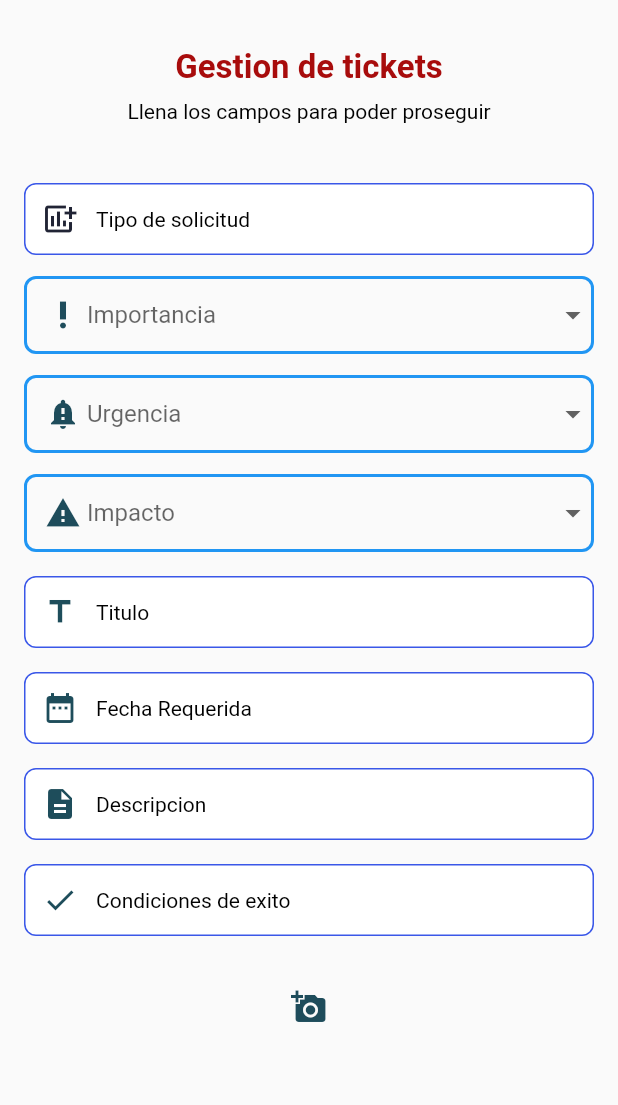
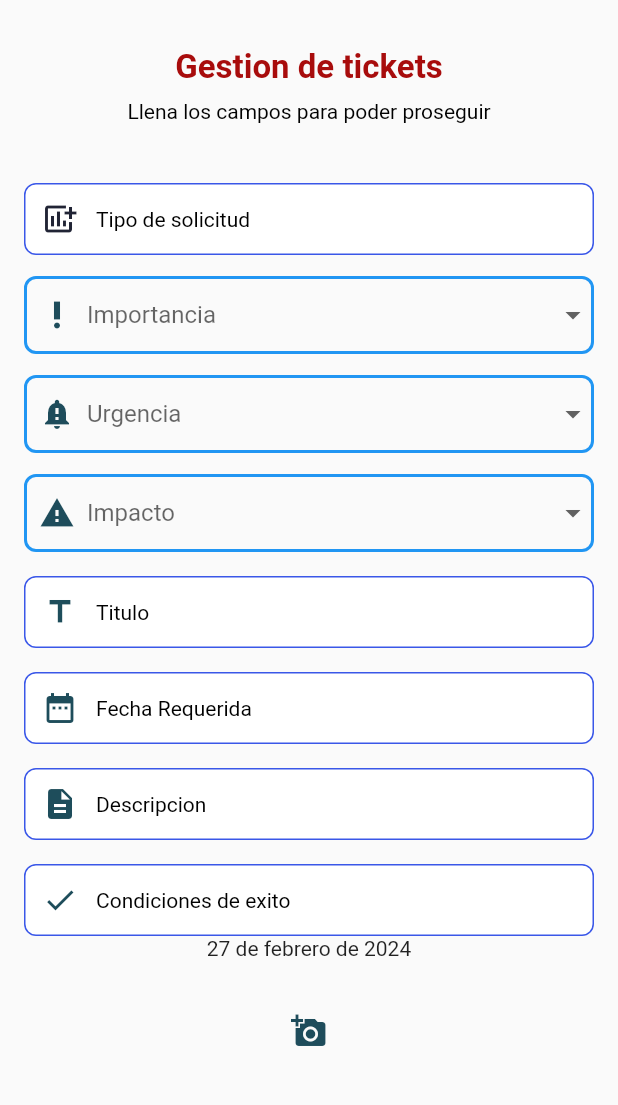
Before and after one commit to mdssistemas/gestorDeTickets, a Flutter app: the screen it shows after launch, on a phone screen of 412 x 824 dp, the part 84-1189 px from its top. Run offline on Flutter 3.47's test engine with Material 2 defaults, Android fonts, the phone set to English and light mode, and no system bars; statements that could not run were skipped.

Commit message:
Listas dropdown modificadas

```diff
--- a/lib/main.dart
+++ b/lib/main.dart
@@ -1,4 +1,5 @@
 import 'package:flutter/material.dart';
+import 'package:intl/intl.dart';
 
 void main() {
   runApp(MyApp());
@@ -11,6 +12,7 @@ class MyApp extends StatefulWidget {
 
 class _MyAppState extends State<MyApp> {
   String? _selectedValue = null;
+  DateTime desde = DateTime.now();
 
   List<DropdownMenuItem<String>> get dropdownItems {
     return [
@@ -139,20 +141,21 @@ class _MyAppState extends State<MyApp> {
                         child: DropdownButtonFormField<String>(
                           value: _selectedValue,
                           items: dropdownItems,
+                          isDense: false,
                           onChanged: (String? value) {
                             setState(() {
                               _selectedValue = value;
                             });
                           },
                           decoration: InputDecoration(
-                            contentPadding: EdgeInsets.symmetric(horizontal: 16.0),
+                            contentPadding: const EdgeInsets.symmetric(horizontal: 10),
                             hintText: _selectedValue == null ? 'Importancia' : null,
                             border: InputBorder.none,
-                            prefixIcon: Padding(
-                              padding: const EdgeInsetsDirectional.only(start: 8.0),
+                            prefixIcon: const Padding(
+                              padding: EdgeInsetsDirectional.only(start: 0),
                               child: Icon(Icons.priority_high, color: Color(0xff2124352), size: 24,),
                             ),
-                            prefixIconConstraints: BoxConstraints(
+                            prefixIconConstraints: const BoxConstraints(
                               minWidth: 40,
                               minHeight: 24,
                             ),
@@ -174,17 +177,18 @@ class _MyAppState extends State<MyApp> {
                         child: DropdownButtonFormField<String>(
                           value: _selectedValue,
                           items: dropdownItems,
+                          isDense: false,
                           onChanged: (String? value) {
                             setState(() {
                               _selectedValue = value;
                             });
                           },
                           decoration: InputDecoration(
-                            contentPadding: EdgeInsets.symmetric(horizontal: 16.0),
+                            contentPadding: EdgeInsets.symmetric(horizontal: 10),
                             hintText: _selectedValue == null ? 'Urgencia' : null,
                             border: InputBorder.none,
                             prefixIcon: Padding(
-                              padding: const EdgeInsetsDirectional.only(start: 8.0),
+                              padding: const EdgeInsetsDirectional.only(start: 0),
                               child: Icon(Icons.notification_important, color: Color(0xff2124352), size: 24,),
                             ),
                             prefixIconConstraints: BoxConstraints(
@@ -209,17 +213,18 @@ class _MyAppState extends State<MyApp> {
                         child: DropdownButtonFormField<String>(
                           value: _selectedValue,
                           items: dropdownItems,
+                          isDense: false,
                           onChanged: (String? value) {
                             setState(() {
                               _selectedValue = value;
                             });
                           },
                           decoration: InputDecoration(
-                            contentPadding: EdgeInsets.symmetric(horizontal: 16.0),
+                            contentPadding: EdgeInsets.symmetric(horizontal: 10.0),
                             hintText: _selectedValue == null ? 'Impacto' : null,
                             border: InputBorder.none,
                             prefixIcon: Padding(
-                              padding: const EdgeInsetsDirectional.only(start: 8.0),
+                              padding: const EdgeInsetsDirectional.only(start: 0),
                               child: Icon(Icons.warning, color: Color(0xff2124352), size: 24,),
                             ),
                             prefixIconConstraints: BoxConstraints(
@@ -435,6 +440,45 @@ class _MyAppState extends State<MyApp> {
                       ),
                     ),
 
+                    InkWell(
+                      onTap: () async {
+                        DateTime? fecha = await showDatePicker(
+                          context: context,
+                          initialDate: desde,
+                          firstDate: DateTime(1900),
+                          lastDate: DateTime(2100),
+                          builder: (context, child) {
+                            return Theme(
+                              data: Theme.of(context).copyWith(
+                                colorScheme: ColorScheme.light(
+                                  primary: FlutterFlowTheme.of(context)
+                                      .primary,
+                                  onPrimary: Colors.black,
+                                  onSurface: Colors.black,
+                                ),
+                              ),
+                              child: child,
+                            );
+                          },
+                        );
+                        if (fecha != null && fecha != desde) {
+                          setState(() {
+                            desde = fecha;
+                          });
+                        }
+                      },
+                      child: Text(
+                        DateFormat(DateFormat.YEAR_MONTH_DAY, 'es_MX')
+                            .format(
+                            desde), //"${desde.day} / ${desde.month} / ${desde.year}",
+                        textAlign: TextAlign.left,
+                        style: GoogleFonts.getFont('Poppins',
+                            fontSize: 16, color: Colors.black),
+                      ),
+                    ),
+
+
+
                     Padding(
                       padding: EdgeInsets.fromLTRB(0, 14, 0, 0),
                       child: IconButton(
--- a/pubspec.yaml
+++ b/pubspec.yaml
@@ -35,6 +35,7 @@ dependencies:
   # The following adds the Cupertino Icons font to your application.
   # Use with the CupertinoIcons class for iOS style icons.
   cupertino_icons: ^1.0.2
+  intl: 0.19.0
 
 dev_dependencies:
   flutter_test:
```
